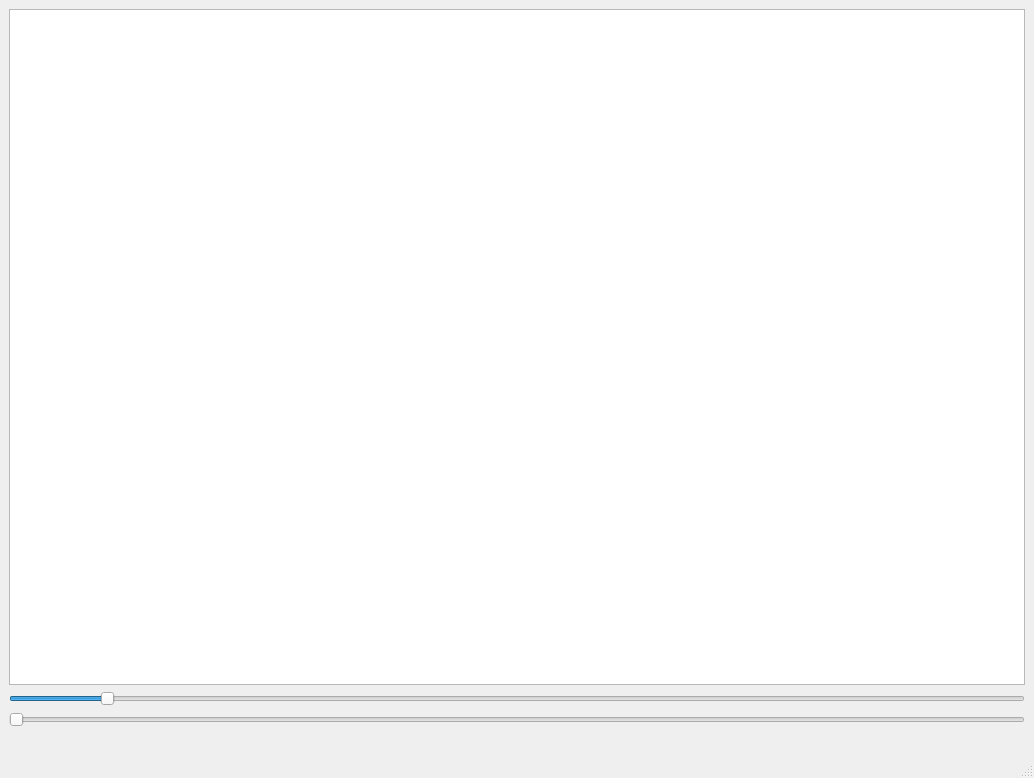
Qt form mainwindow.ui (mfialaf/ICP) before a commit.
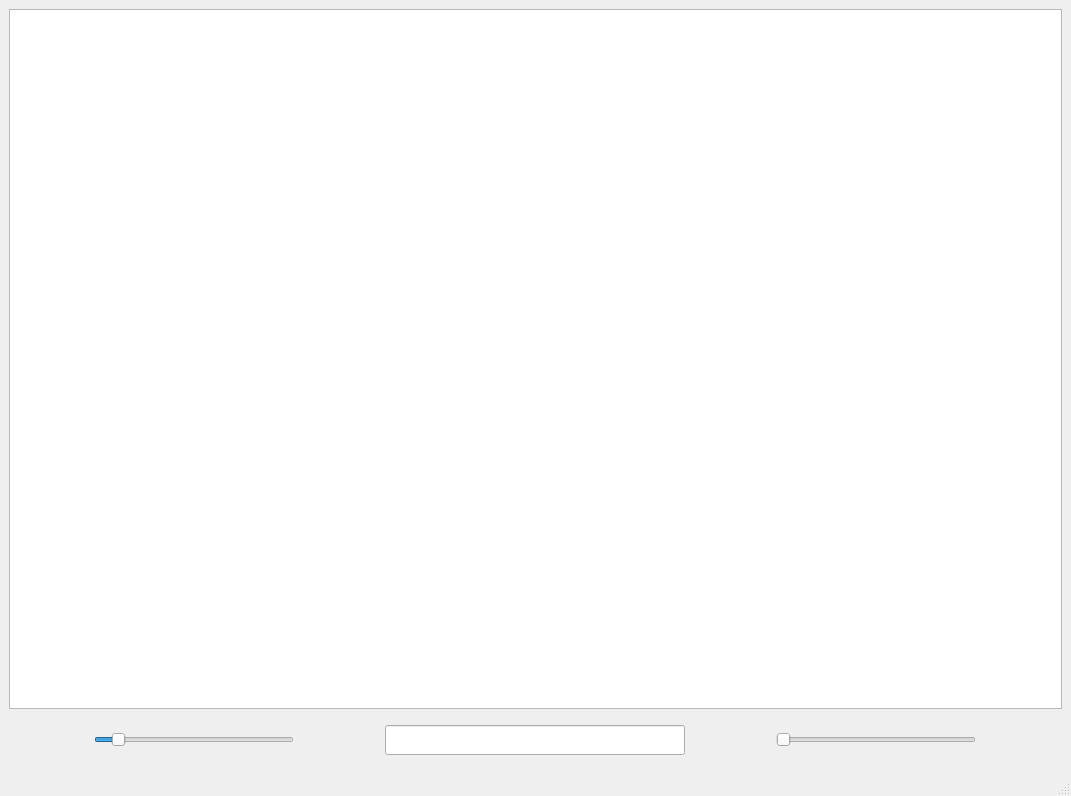
The same form after that commit.

Commit message: visual update time added smooth driving

```diff
--- a/mainwindow.ui
+++ b/mainwindow.ui
@@ -6,8 +6,8 @@
    <rect>
     <x>0</x>
     <y>0</y>
-    <width>1034</width>
-    <height>778</height>
+    <width>1071</width>
+    <height>796</height>
    </rect>
   </property>
   <property name="windowTitle">
@@ -19,6 +19,8 @@
      <widget class="QGraphicsView" name="graphicsView"/>
     </item>
     <item>
+     <layout class="QHBoxLayout" name="horizontalLayout">
+      <item>
      <widget class="QSlider" name="zoomSlider">
       <property name="enabled">
        <bool>true</bool>
@@ -29,10 +31,22 @@
         <verstretch>0</verstretch>
        </sizepolicy>
       </property>
+        <property name="minimumSize">
+         <size>
+          <width>100</width>
+          <height>50</height>
+         </size>
+        </property>
       <property name="maximumSize">
        <size>
-        <width>16715</width>
-        <height>16715</height>
+          <width>200</width>
+          <height>50</height>
+         </size>
+        </property>
+        <property name="sizeIncrement">
+         <size>
+          <width>0</width>
+          <height>0</height>
        </size>
       </property>
       <property name="minimum">
@@ -52,31 +66,48 @@
       </property>
      </widget>
     </item>
+      <item>
+       <widget class="QLineEdit" name="time">
+        <property name="minimumSize">
+         <size>
+          <width>300</width>
+          <height>30</height>
+         </size>
+        </property>
+        <property name="maximumSize">
+         <size>
+          <width>200</width>
+          <height>30</height>
+         </size>
+        </property>
+       </widget>
+      </item>
     <item>
      <widget class="QSlider" name="timeSlider">
+        <property name="minimumSize">
+         <size>
+          <width>100</width>
+          <height>50</height>
+         </size>
+        </property>
+        <property name="maximumSize">
+         <size>
+          <width>200</width>
+          <height>50</height>
+         </size>
+        </property>
       <property name="minimum">
        <number>1</number>
       </property>
       <property name="maximum">
-       <number>100</number>
+         <number>50</number>
       </property>
       <property name="orientation">
        <enum>Qt::Horizontal</enum>
       </property>
      </widget>
     </item>
-    <item>
-     <spacer name="horizontalSpacer">
-      <property name="orientation">
-       <enum>Qt::Horizontal</enum>
-      </property>
-      <property name="sizeHint" stdset="0">
-       <size>
-        <width>40</width>
-        <height>20</height>
-       </size>
-      </property>
-     </spacer>
+     </layout>
     </item>
    </layout>
   </widget>
```
Left out of the diff: 2 changed lines with no effect on the pictures. Lines whose indentation alone changed are shown as unchanged. The commit also changes 4 other files.
